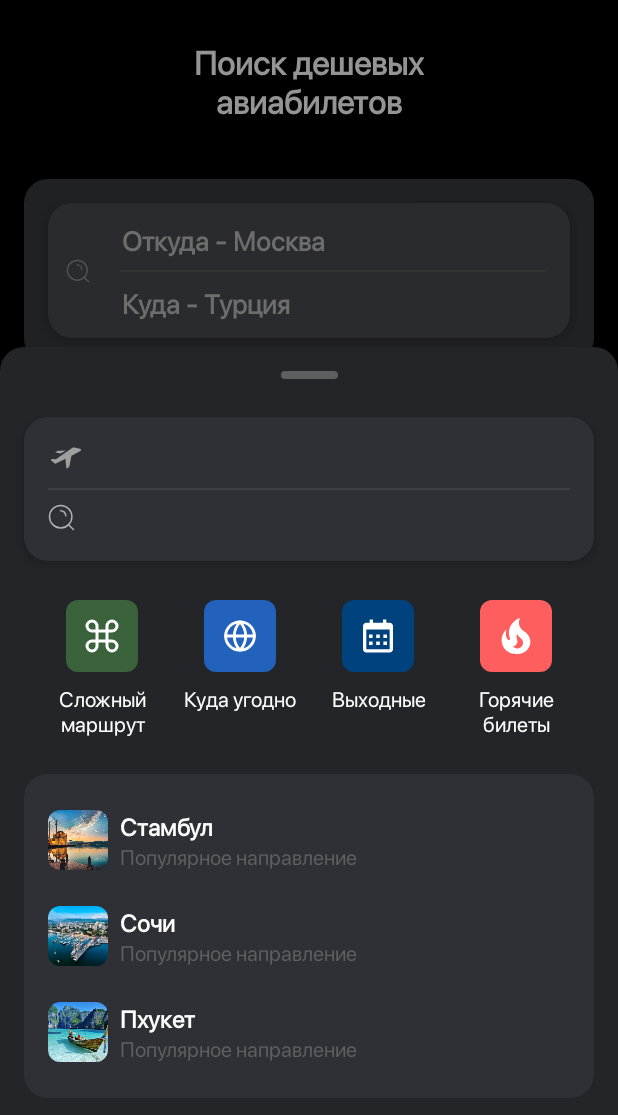
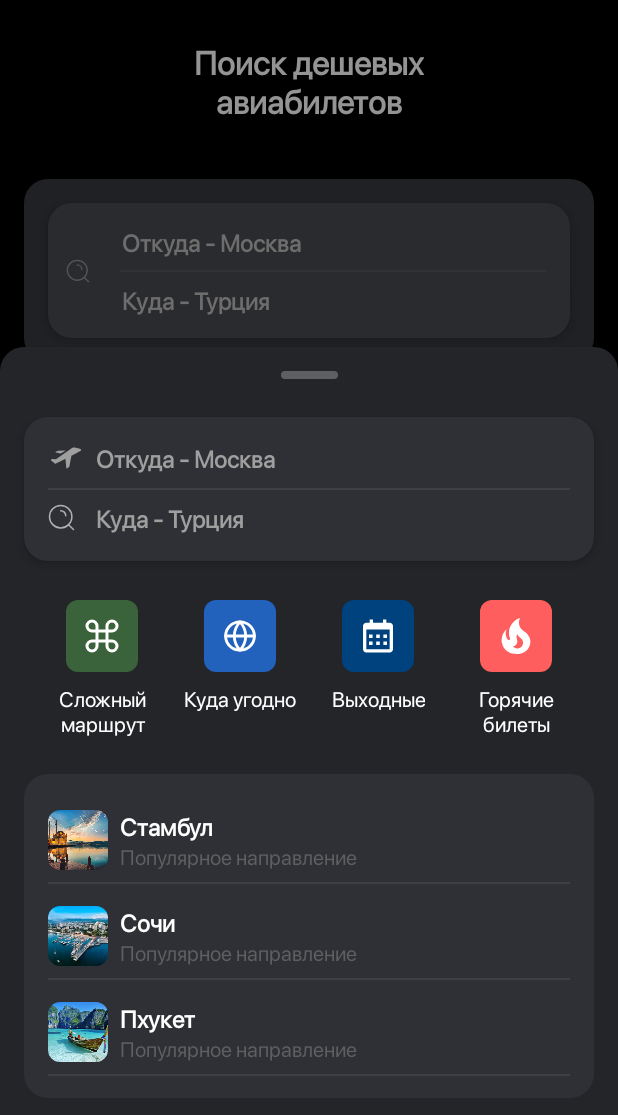
Before and after one commit to Djambulat69/AviaTickets, an Android app: the fragment SearchFragment placed in its activity, on a phone screen of 412 x 824 dp. Shown: the top 1115 px of the screen. Run offline under Robolectric (Android 15) with nearby library versions, the phone set to English and light mode, and no system bars; libraries missing offline, so code that uses them is left out: com.jakewharton.retrofit2; network calls fail; 1 statement that could not run was skipped.

Commit message:
textinput styles; changing where city when picked

```diff
--- a/app/build.gradle.kts
+++ b/app/build.gradle.kts
@@ -44,6 +44,7 @@ dependencies {
     implementation(libs.androidx.constraintlayout)
     implementation(project(":app:common"))
     implementation(project(":app:main"))
+    implementation(project(":app:search"))
     testImplementation(libs.junit)
     androidTestImplementation(libs.androidx.junit)
     androidTestImplementation(libs.androidx.espresso.core)
--- a/app/common/src/main/java/com/isaev/common/Utils.kt
+++ b/app/common/src/main/java/com/isaev/common/Utils.kt
@@ -5,6 +5,8 @@ fun Int.formatPrice(): String {
     val n = str.length
 
     val sb = StringBuilder()
+
+    sb.append("₽ ")
 
     for (i in str.indices) {
         sb.append(str[n - 1 - i])
--- /dev/null
+++ b/app/common/src/main/res/values/strings.xml
@@ -0,0 +1,8 @@
+<?xml version="1.0" encoding="utf-8"?>
+<resources>
+    <string name="cyrillic_symbols">абвгдеёжзийклмнопрстуфхцчшщъыьэюяАБВГДЕЁЖЗИЙКЛМНОПРСТУФХЦЧШЩЪЫЬЭЮЯ</string>
+
+    <string name="from_hint">Откуда - Москва</string>
+    <string name="where_hint">Куда - Турция</string>
+    <string name="music_fly">Музыкально отлететь</string>
+</resources>
--- a/app/common/src/main/res/values/styles.xml
+++ b/app/common/src/main/res/values/styles.xml
@@ -6,4 +6,25 @@
         <item name="cornerSize">16dp</item>
     </style>
 
+    <style name="defaultTextInputStyle">
+        <item name="android:background">@null</item>
+        <item name="android:digits">@string/cyrillic_symbols</item>
+        <item name="android:inputType">text</item>
+        <item name="android:maxLength">20</item>
+        <item name="maxLines">1</item>
+        <item name="android:textColor">@android:color/white</item>
+        <item name="android:textColorHint">@color/grey6</item>
+        <item name="android:textStyle">bold</item>
+    </style>
+
+    <style name="nonEditableTextInputStyle">
+        <item name="android:background">@null</item>
+        <item name="android:inputType">none</item>
+        <item name="android:editable">false</item>
+        <item name="android:maxLength">20</item>
+        <item name="maxLines">1</item>
+        <item name="android:textColor">@android:color/white</item>
+        <item name="android:textColorHint">@color/grey6</item>
+        <item name="android:textStyle">bold</item>
+    </style>
 </resources>
--- a/app/main/build.gradle.kts
+++ b/app/main/build.gradle.kts
@@ -37,6 +37,7 @@ dependencies {
     implementation(libs.androidx.core.ktx)
     implementation(libs.androidx.appcompat)
     implementation(libs.material)
+    implementation (libs.androidx.fragment.ktx)
     implementation(project(":app:common"))
     implementation(project(":app:search"))
     testImplementation(libs.junit)
--- a/app/main/src/main/java/com/isaev/main/MainFragment.kt
+++ b/app/main/src/main/java/com/isaev/main/MainFragment.kt
@@ -4,17 +4,18 @@ import android.graphics.Rect
 import android.os.Bundle
 import android.view.View
 import androidx.fragment.app.Fragment
+import androidx.fragment.app.viewModels
 import androidx.lifecycle.lifecycleScope
 import androidx.recyclerview.widget.RecyclerView
 import androidx.recyclerview.widget.RecyclerView.ItemDecoration
 import com.google.android.material.textfield.TextInputEditText
-import com.isaev.common.Network
 import com.isaev.search.SearchFragment
-import kotlinx.coroutines.Dispatchers
+import kotlinx.coroutines.flow.filterNotNull
 import kotlinx.coroutines.launch
-import kotlinx.coroutines.withContext
 
 class MainFragment : Fragment(R.layout.fragment_main) {
+
+    private val viewModel: MainViewModel by viewModels()
 
 
     override fun onViewCreated(view: View, savedInstanceState: Bundle?) {
@@ -27,43 +28,47 @@ class MainFragment : Fragment(R.layout.fragment_main) {
 
         flyCardsRecycler.adapter = flyCardAdapter
 
-        flyCardsRecycler.addItemDecoration(
-            object : ItemDecoration() {
+        flyCardsRecycler.addItemDecoration(object : ItemDecoration() {
             override fun getItemOffsets(
-                    outRect: Rect,
-                    view: View,
-                    parent: RecyclerView,
-                    state: RecyclerView.State
+                outRect: Rect, view: View, parent: RecyclerView, state: RecyclerView.State
             ) {
                 outRect.left = parent.context.resources.getDimensionPixelOffset(
-                        if (parent.getChildAdapterPosition(view) == 0)
-                            R.dimen.fly_card_small_offset
-                        else
-                            R.dimen.fly_card_big_offset
+                    if (parent.getChildAdapterPosition(view) == 0) R.dimen.fly_card_small_offset
+                    else R.dimen.fly_card_big_offset
                 )
                 outRect.right = parent.context.resources.getDimensionPixelOffset(
-                        if (parent.getChildAdapterPosition(view) == parent.adapter!!.itemCount - 1)
-                            R.dimen.fly_card_small_offset
-                        else
-                            R.dimen.fly_card_big_offset
+                    if (parent.getChildAdapterPosition(view) == parent.adapter!!.itemCount - 1) R.dimen.fly_card_small_offset
+                    else R.dimen.fly_card_big_offset
                 )
             }
+        })
+
+        val editText = view.findViewById<TextInputEditText>(R.id.where_input)
+
+        editText.setOnClickListener {
+            SearchFragment().show(parentFragmentManager, null)
         }
-        )
 
-        lifecycleScope.launch {
-            withContext(Dispatchers.IO) {
-                val offers = Network.getMain()
+        with(viewLifecycleOwner.lifecycleScope) {
+            launch {
+                viewModel.whereCityState.collect { whereCity ->
+                    editText.setText(whereCity)
+                }
+            }
 
-                withContext(Dispatchers.Main) {
+            launch {
+                viewModel.musicAirLinesState.filterNotNull().collect { offers ->
                     flyCardAdapter.submitList(offers)
                 }
             }
         }
+    }
 
-        view.findViewById<TextInputEditText>(R.id.where_input).setOnClickListener {
-            SearchFragment().show(parentFragmentManager, null)
+    fun pickWhereCity(city: String) {
+        viewModel.pickWhereCity(city)
+    }
+
+    companion object {
+        const val TAG = "MainFragment"
     }
 }
-
-}
--- /dev/null
+++ b/app/main/src/main/java/com/isaev/main/MainViewModel.kt
@@ -0,0 +1,42 @@
+package com.isaev.main
+
+import androidx.lifecycle.ViewModel
+import androidx.lifecycle.viewModelScope
+import com.isaev.common.Network
+import com.isaev.common.Offer
+import kotlinx.coroutines.Dispatchers
+import kotlinx.coroutines.flow.MutableStateFlow
+import kotlinx.coroutines.flow.StateFlow
+import kotlinx.coroutines.flow.asStateFlow
+import kotlinx.coroutines.flow.update
+import kotlinx.coroutines.launch
+import kotlinx.coroutines.withContext
+
+class MainViewModel : ViewModel() {
+
+    private val _whereCityState: MutableStateFlow<String> = MutableStateFlow("")
+    private val _musicAirLinesState: MutableStateFlow<List<Offer>?> = MutableStateFlow(null)
+
+    val whereCityState: StateFlow<String?> = _whereCityState.asStateFlow()
+    val musicAirLinesState: StateFlow<List<Offer>?> = _musicAirLinesState.asStateFlow()
+
+
+    init {
+        viewModelScope.launch {
+            try {
+                withContext(Dispatchers.IO) {
+                    val offers = Network.getMain()
+
+                    _musicAirLinesState.update { offers }
+                }
+            } catch (e: Exception) {
+
+            }
+        }
+    }
+
+    fun pickWhereCity(city: String) {
+        _whereCityState.update { city }
+    }
+
+}
--- a/app/main/src/main/res/layout/fragment_main.xml
+++ b/app/main/src/main/res/layout/fragment_main.xml
@@ -56,19 +56,14 @@
         app:tint="#9FDBDBDB" />
 
     <com.google.android.material.textfield.TextInputEditText
+        style="@style/defaultTextInputStyle"
         android:layout_width="0dp"
         android:layout_height="wrap_content"
         android:layout_marginHorizontal="1dp"
         android:layout_marginBottom="8dp"
-        android:background="@null"
         android:elevation="4dp"
         android:hint="@string/from_hint"
-        android:inputType="text"
-        android:maxLength="20"
-        android:maxLines="1"
-        android:textColor="@android:color/white"
-        android:textColorHint="#9F9F9F"
-        android:textStyle="bold"
+        android:textSize="16sp"
         app:layout_constraintBottom_toTopOf="@id/divider"
         app:layout_constraintEnd_toEndOf="@id/divider"
         app:layout_constraintStart_toStartOf="@id/divider" />
@@ -89,19 +84,15 @@
 
     <com.google.android.material.textfield.TextInputEditText
         android:id="@+id/where_input"
+        style="@style/nonEditableTextInputStyle"
         android:layout_width="0dp"
         android:layout_height="wrap_content"
         android:layout_marginHorizontal="1dp"
         android:layout_marginTop="8dp"
-        android:background="@null"
         android:elevation="4dp"
         android:hint="@string/where_hint"
-        android:inputType="text"
-        android:maxLength="20"
-        android:maxLines="1"
-        android:textColor="@android:color/white"
-        android:textColorHint="#9F9F9F"
-        android:textStyle="bold"
+        android:inputType="none"
+        android:textSize="16sp"
         app:layout_constraintEnd_toEndOf="@id/divider"
         app:layout_constraintStart_toStartOf="@id/divider"
         app:layout_constraintTop_toBottomOf="@id/divider" />
--- a/app/main/src/main/res/values/strings.xml
+++ b/app/main/src/main/res/values/strings.xml
@@ -1,7 +1,4 @@
 <?xml version="1.0" encoding="utf-8"?>
 <resources>
     <string name="search_sale_tickets">Поиск дешевых\nавиабилетов</string>
-    <string name="from_hint">Откуда - Москва</string>
-    <string name="where_hint">Куда - Турция</string>
-    <string name="music_fly">Музыкально отлететь</string>
 </resources>
--- a/app/search/src/main/java/com/isaev/search/SearchFragment.kt
+++ b/app/search/src/main/java/com/isaev/search/SearchFragment.kt
@@ -2,6 +2,7 @@ package com.isaev.search
 
 import android.os.Bundle
 import android.view.View
+import android.widget.ImageView
 import com.google.android.material.bottomsheet.BottomSheetDialogFragment
 
 class SearchFragment : BottomSheetDialogFragment(R.layout.fragment_search) {
@@ -10,6 +11,28 @@ class SearchFragment : BottomSheetDialogFragment(R.layout.fragment_search) {
     override fun onViewCreated(view: View, savedInstanceState: Bundle?) {
         super.onViewCreated(view, savedInstanceState)
 
+        view.findViewById<ImageView>(R.id.anywhere_hint).setOnClickListener {
+            pickCity(getString(R.string.anywhere))
+        }
 
+        view.findViewById<View>(R.id.stambul_hint).setOnClickListener {
+            pickCity(getString(R.string.stambul))
+        }
+        view.findViewById<View>(R.id.sochi_hint).setOnClickListener {
+            pickCity(getString(R.string.sochi))
+        }
+        view.findViewById<View>(R.id.phuket_hint).setOnClickListener {
+            pickCity(getString(R.string.phuket))
+        }
+    }
+
+    private fun pickCity(city: String) {
+        (requireContext() as? SearchResultListener)?.onCityPicked(city)
+        dismiss()
+    }
+
+
+    interface SearchResultListener {
+        fun onCityPicked(city: String)
     }
 }
--- a/app/search/src/main/res/drawable/anywhere_hint_bg.xml
+++ b/app/search/src/main/res/drawable/anywhere_hint_bg.xml
@@ -1,6 +1,16 @@
 <?xml version="1.0" encoding="utf-8"?>
-<shape xmlns:android="http://schemas.android.com/apk/res/android"
-    android:shape="rectangle">
-    <solid android:color="#2261BC" />
-    <corners android:radius="@dimen/hint_square_corners" />
-</shape>
+
+<selector xmlns:android="http://schemas.android.com/apk/res/android">
+    <item android:state_pressed="true">
+        <shape android:shape="rectangle">
+            <solid android:color="#AA2261BC" />
+            <corners android:radius="@dimen/hint_square_corners" />
+        </shape>
+    </item>
+    <item android:state_pressed="false">
+        <shape android:shape="rectangle">
+            <solid android:color="#FF2261BC" />
+            <corners android:radius="@dimen/hint_square_corners" />
+        </shape>
+    </item>
+</selector>
--- a/app/search/src/main/res/layout/fragment_search.xml
+++ b/app/search/src/main/res/layout/fragment_search.xml
@@ -4,8 +4,8 @@
     xmlns:tools="http://schemas.android.com/tools"
     android:layout_width="match_parent"
     android:layout_height="match_parent"
-    android:paddingBottom="100dp"
-    android:background="@drawable/bottom_sheet_bg">
+    android:background="@drawable/bottom_sheet_bg"
+    android:paddingBottom="100dp">
 
     <View
         android:id="@+id/bottom_sheet_picker"
@@ -39,7 +39,8 @@
         app:layout_constraintStart_toStartOf="@id/city_picker_bg"
         app:layout_constraintTop_toTopOf="@id/city_picker_bg" />
 
-    <TextView
+    <com.google.android.material.textfield.TextInputEditText
+        style="@style/nonEditableTextInputStyle"
         android:layout_width="0dp"
         android:layout_height="wrap_content"
         android:layout_marginHorizontal="16dp"
@@ -47,15 +48,15 @@
         android:drawableStart="@drawable/ic_boeing"
         android:drawablePadding="8dp"
         android:elevation="4dp"
-        android:textColor="@android:color/white"
+        android:hint="@string/from_hint"
         android:textSize="16sp"
-        android:textStyle="bold"
         app:layout_constraintBottom_toTopOf="@id/city_picker_divider"
         app:layout_constraintEnd_toEndOf="@id/city_picker_bg"
         app:layout_constraintStart_toStartOf="@id/city_picker_bg"
         tools:text="Москва" />
 
-    <TextView
+    <com.google.android.material.textfield.TextInputEditText
+        style="@style/nonEditableTextInputStyle"
         android:layout_width="0dp"
         android:layout_height="wrap_content"
         android:layout_marginHorizontal="16dp"
@@ -64,13 +65,11 @@
         android:drawablePadding="14dp"
         android:drawableTint="@android:color/white"
         android:elevation="4dp"
-        android:textColor="@android:color/white"
+        android:hint="@string/where_hint"
         android:textSize="16sp"
-        android:textStyle="bold"
         app:layout_constraintEnd_toEndOf="@id/city_picker_bg"
         app:layout_constraintStart_toStartOf="@id/city_picker_bg"
-        app:layout_constraintTop_toBottomOf="@id/city_picker_divider"
-        tools:text="Москва" />
+        app:layout_constraintTop_toBottomOf="@id/city_picker_divider" />
 
     <ImageView
         android:id="@+id/hard_route_hint"
@@ -89,6 +88,8 @@
         android:layout_width="@dimen/hint_square_icon_size"
         android:layout_height="@dimen/hint_square_icon_size"
         android:layout_marginTop="26dp"
+        android:clickable="true"
+        android:focusable="true"
         android:background="@drawable/anywhere_hint_bg"
         android:padding="12dp"
         android:src="@drawable/ic_planet"
@@ -319,8 +320,7 @@
         android:layout_height="1dp"
         android:layout_marginHorizontal="16dp"
         android:layout_marginTop="8dp"
-        android:background="?android:attr/listDivider"
-        android:backgroundTint="@color/grey6"
+        android:background="@color/grey4"
         app:layout_constraintEnd_toEndOf="@id/popular_cities_bg"
         app:layout_constraintStart_toStartOf="@id/popular_cities_bg"
         app:layout_constraintTop_toBottomOf="@id/stambul_hint" />
@@ -331,8 +331,7 @@
         android:layout_height="1dp"
         android:layout_marginHorizontal="16dp"
         android:layout_marginTop="8dp"
-        android:background="?android:attr/listDivider"
-        android:backgroundTint="@color/grey6"
+        android:background="@color/grey4"
         app:layout_constraintEnd_toEndOf="@id/popular_cities_bg"
         app:layout_constraintStart_toStartOf="@id/popular_cities_bg"
         app:layout_constraintTop_toBottomOf="@id/sochi_hint" />
@@ -342,8 +341,7 @@
         android:layout_height="1dp"
         android:layout_marginHorizontal="16dp"
         android:layout_marginTop="8dp"
-        android:background="?android:attr/listDivider"
-        android:backgroundTint="@color/grey6"
+        android:background="@color/grey4"
         app:layout_constraintEnd_toEndOf="@id/popular_cities_bg"
         app:layout_constraintStart_toStartOf="@id/popular_cities_bg"
         app:layout_constraintTop_toBottomOf="@id/phuket_hint" />
--- a/app/src/main/java/com/isaev/aviatickets/MainActivity.kt
+++ b/app/src/main/java/com/isaev/aviatickets/MainActivity.kt
@@ -8,8 +8,9 @@ import androidx.core.view.ViewCompat
 import androidx.core.view.WindowInsetsCompat
 import com.google.android.material.bottomnavigation.BottomNavigationView
 import com.isaev.main.MainFragment
+import com.isaev.search.SearchFragment
 
-class MainActivity : AppCompatActivity() {
+class MainActivity : AppCompatActivity(), SearchFragment.SearchResultListener {
     override fun onCreate(savedInstanceState: Bundle?) {
         super.onCreate(savedInstanceState)
 
@@ -26,8 +27,9 @@ class MainActivity : AppCompatActivity() {
         }
 
         if (savedInstanceState == null) {
-            supportFragmentManager.beginTransaction()
-                .add(R.id.fragment_container, MainFragment())
+            supportFragmentManager
+                .beginTransaction()
+                .add(R.id.fragment_container, MainFragment::class.java, null, MainFragment.TAG)
                 .commit()
         }
 
@@ -36,7 +38,12 @@ class MainActivity : AppCompatActivity() {
                 R.id.main_menu_item -> {
                     supportFragmentManager
                         .beginTransaction()
-                        .replace(R.id.fragment_container, MainFragment::class.java, null)
+                        .replace(
+                            R.id.fragment_container,
+                            MainFragment::class.java,
+                            null,
+                            MainFragment.TAG
+                        )
                         .commit()
                     true
                 }
@@ -46,6 +53,10 @@ class MainActivity : AppCompatActivity() {
         }
     }
 
+    override fun onCityPicked(city: String) {
+        (supportFragmentManager.findFragmentByTag(MainFragment.TAG) as? MainFragment)
+            ?.pickWhereCity(city)
+    }
 
     private companion object {
         const val TAG = "MainActivity"
--- a/gradle/libs.versions.toml
+++ b/gradle/libs.versions.toml
@@ -1,5 +1,6 @@
 [versions]
 agp = "8.7.3"
+fragmentKtxVersion = "1.8.5"
 kotlin = "2.1.0"
 coreKtx = "1.10.1"
 junit = "4.13.2"
@@ -15,6 +16,7 @@ retrofit2KotlinxSerializationConverter = "1.0.0"
 
 [libraries]
 androidx-core-ktx = { group = "androidx.core", name = "core-ktx", version.ref = "coreKtx" }
+androidx-fragment-ktx = { module = "androidx.fragment:fragment-ktx", version.ref = "fragmentKtxVersion" }
 junit = { group = "junit", name = "junit", version.ref = "junit" }
 androidx-junit = { group = "androidx.test.ext", name = "junit", version.ref = "junitVersion" }
 androidx-espresso-core = { group = "androidx.test.espresso", name = "espresso-core", version.ref = "espressoCore" }
```
Also changed, not shown: app/main/src/main/java/com/isaev/main/FlyCardAdapter.kt (+10 -20 lines). Lines whose indentation alone changed are shown as unchanged.
